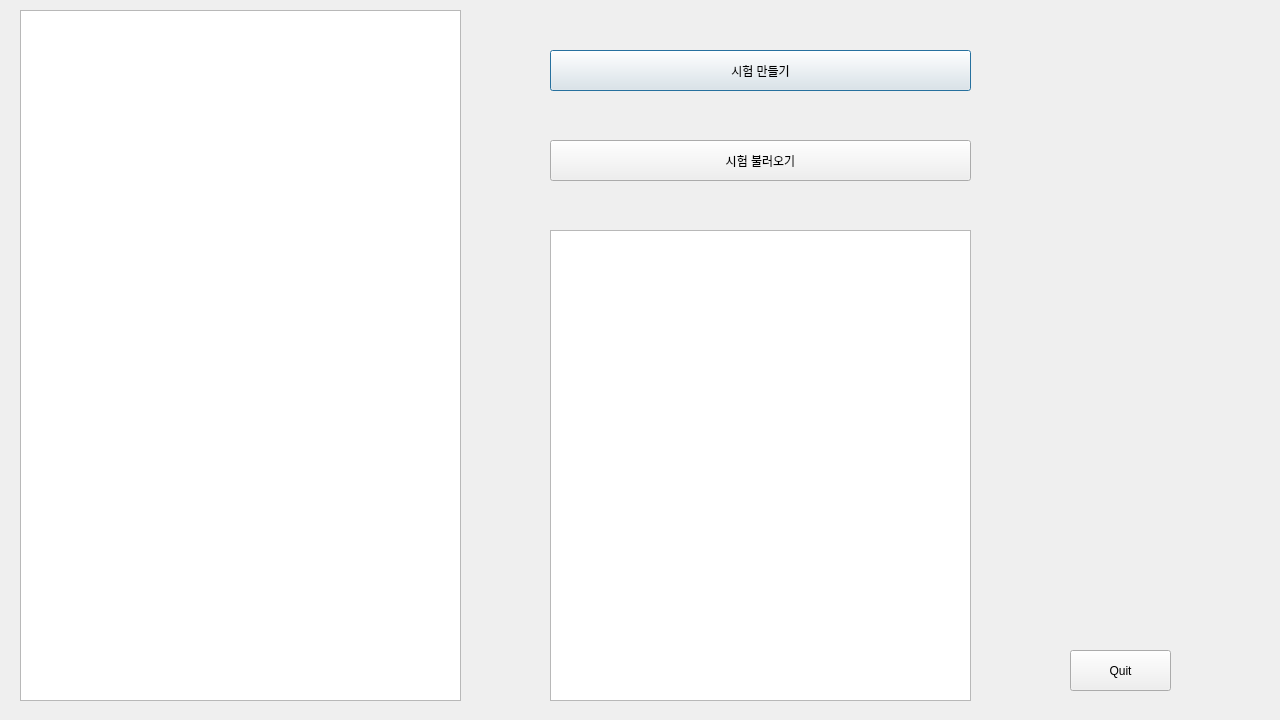
Above: ui/lobby.ui from MOON-YS/auto-score before the change. Below: the same form after it.
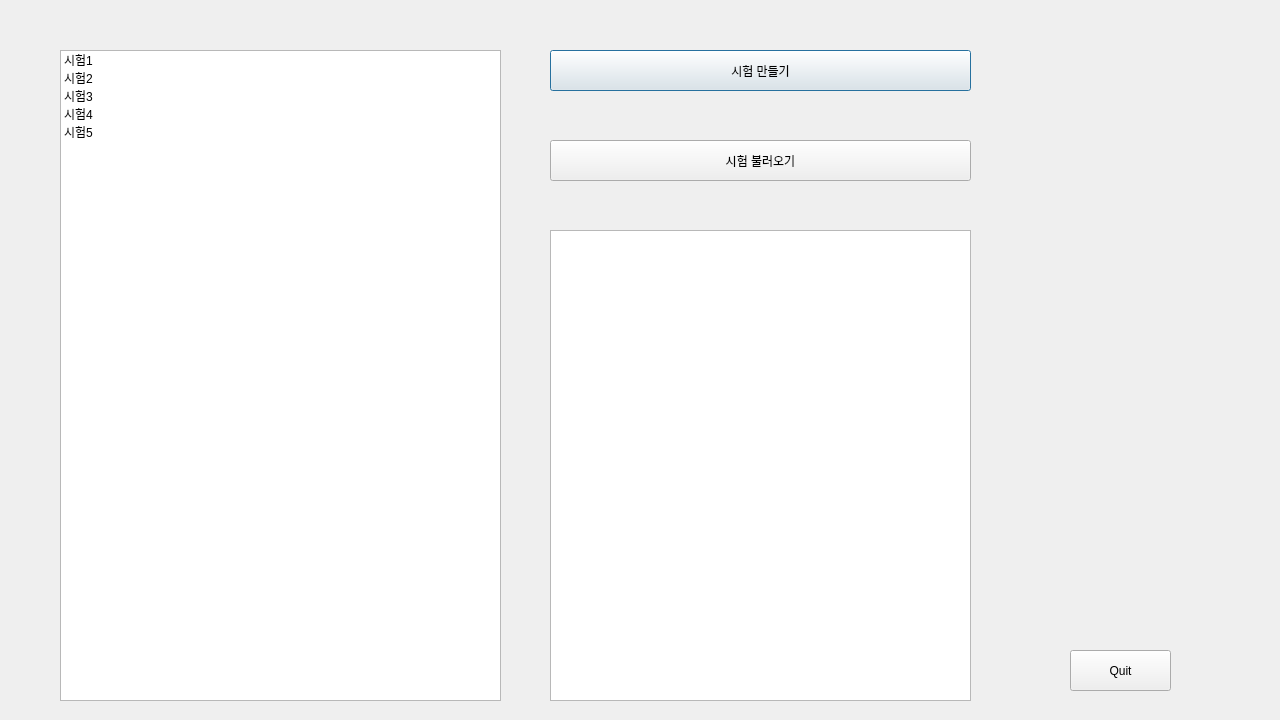
That is the form after the change.

```diff
--- a/ui/lobby.ui
+++ b/ui/lobby.ui
@@ -13,16 +13,6 @@
   <property name="windowTitle">
    <string>Dialog</string>
   </property>
-  <widget class="QTableView" name="tableView">
-   <property name="geometry">
-    <rect>
-     <x>20</x>
-     <y>10</y>
-     <width>441</width>
-     <height>691</height>
-    </rect>
-   </property>
-  </widget>
   <widget class="QPushButton" name="btn_create_test">
    <property name="geometry">
     <rect>
@@ -72,6 +62,41 @@
     <string>Quit</string>
    </property>
   </widget>
+  <widget class="QListWidget" name="listWidget">
+   <property name="geometry">
+    <rect>
+     <x>60</x>
+     <y>50</y>
+     <width>441</width>
+     <height>651</height>
+    </rect>
+   </property>
+   <item>
+    <property name="text">
+     <string>시험1</string>
+    </property>
+   </item>
+   <item>
+    <property name="text">
+     <string>시험2</string>
+    </property>
+   </item>
+   <item>
+    <property name="text">
+     <string>시험3</string>
+    </property>
+   </item>
+   <item>
+    <property name="text">
+     <string>시험4</string>
+    </property>
+   </item>
+   <item>
+    <property name="text">
+     <string>시험5</string>
+    </property>
+   </item>
+  </widget>
  </widget>
  <resources/>
  <connections/>
```
